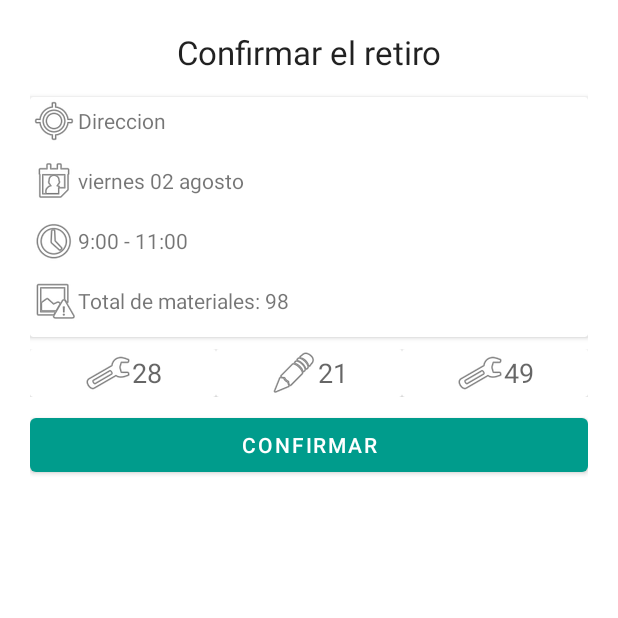
After one commit to devRobots/reciclapp, an Android app: the Reciclar3Fragment screen opened through its navigation route, on a phone screen of 412 x 824 dp, the top half of it. The commit adds this screen. Run offline under Robolectric (Android 15) with nearby library versions, the phone set to English and light mode, and no system bars.

Commit message:
Reciclar2 y 3 terminado, ahora listo para servicio ;)
pantallas reciclar listos :p

```diff
--- a/app/src/main/java/co/edu/uniquindio/reciclapp/AccesoFragment.kt
+++ b/app/src/main/java/co/edu/uniquindio/reciclapp/AccesoFragment.kt
@@ -28,6 +28,9 @@ class AccesoFragment : Fragment() {
 
         val btnAccesoRegistrar = view.findViewById<Button>(R.id.btnAccesoRegistrar)
         btnAccesoRegistrar.setOnClickListener{ findNavController().navigate(R.id.registroFragment) }
+
+        val btnAccesoQuienesSomos = view.findViewById<Button>(R.id.btnAccesoQuienesSomos)
+        btnAccesoQuienesSomos.setOnClickListener{ findNavController().navigate(R.id.reciclar2Fragment) }
     }
 
 }
--- /dev/null
+++ b/app/src/main/java/co/edu/uniquindio/reciclapp/Reciclar3Fragment.kt
@@ -0,0 +1,59 @@
+package co.edu.uniquindio.reciclapp
+
+import android.os.Bundle
+import androidx.fragment.app.Fragment
+import android.view.LayoutInflater
+import android.view.View
+import android.view.ViewGroup
+
+// TODO: Rename parameter arguments, choose names that match
+// the fragment initialization parameters, e.g. ARG_ITEM_NUMBER
+private const val ARG_PARAM1 = "param1"
+private const val ARG_PARAM2 = "param2"
+
+/**
+ * A simple [Fragment] subclass.
+ * Use the [Reciclar3Fragment.newInstance] factory method to
+ * create an instance of this fragment.
+ */
+class Reciclar3Fragment : Fragment() {
+    // TODO: Rename and change types of parameters
+    private var param1: String? = null
+    private var param2: String? = null
+
+    override fun onCreate(savedInstanceState: Bundle?) {
+        super.onCreate(savedInstanceState)
+        arguments?.let {
+            param1 = it.getString(ARG_PARAM1)
+            param2 = it.getString(ARG_PARAM2)
+        }
+    }
+
+    override fun onCreateView(
+        inflater: LayoutInflater, container: ViewGroup?,
+        savedInstanceState: Bundle?
+    ): View? {
+        // Inflate the layout for this fragment
+        return inflater.inflate(R.layout.fragment_reciclar3, container, false)
+    }
+
+    companion object {
+        /**
+         * Use this factory method to create a new instance of
+         * this fragment using the provided parameters.
+         *
+         * @param param1 Parameter 1.
+         * @param param2 Parameter 2.
+         * @return A new instance of fragment Reciclar3Fragment.
+         */
+        // TODO: Rename and change types and number of parameters
+        @JvmStatic
+        fun newInstance(param1: String, param2: String) =
+            Reciclar3Fragment().apply {
+                arguments = Bundle().apply {
+                    putString(ARG_PARAM1, param1)
+                    putString(ARG_PARAM2, param2)
+                }
+            }
+    }
+}
--- a/app/src/main/res/layout/fragment_acceso.xml
+++ b/app/src/main/res/layout/fragment_acceso.xml
@@ -45,7 +45,7 @@
             android:text="@string/fragment_acceso_registro" />
 
         <Button
-            android:id="@+id/button"
+            android:id="@+id/btnAccesoQuienesSomos"
             android:layout_width="match_parent"
             android:layout_height="wrap_content"
             android:backgroundTint="@color/secundario_variante"
--- /dev/null
+++ b/app/src/main/res/layout/fragment_reciclar3.xml
@@ -0,0 +1,128 @@
+<?xml version="1.0" encoding="utf-8"?>
+<LinearLayout xmlns:android="http://schemas.android.com/apk/res/android"
+    xmlns:tools="http://schemas.android.com/tools"
+    android:layout_width="match_parent"
+    android:layout_height="match_parent"
+    android:orientation="vertical"
+    android:padding="20dp"
+    tools:context=".Reciclar3Fragment">
+
+    <TextView
+        android:id="@+id/textView6"
+        android:layout_width="match_parent"
+        android:layout_height="wrap_content"
+        android:layout_marginBottom="15dp"
+        android:gravity="center"
+        android:text="@string/fragment_reciclar3_titulo"
+        android:textAppearance="@style/TextAppearance.AppCompat.Large" />
+
+    <androidx.cardview.widget.CardView
+        android:layout_width="match_parent"
+        android:layout_height="wrap_content"
+        android:layout_marginBottom="8dp">
+
+        <LinearLayout
+            android:layout_width="match_parent"
+            android:layout_height="match_parent"
+            android:orientation="vertical">
+
+            <TextView
+                android:id="@+id/txtReciclar3Direccion"
+                android:layout_width="match_parent"
+                android:layout_height="wrap_content"
+                android:layout_marginBottom="8dp"
+                android:drawableLeft="@android:drawable/ic_menu_mylocation"
+                android:gravity="left|center_vertical"
+                android:text="Direccion" />
+
+            <TextView
+                android:id="@+id/txtReciclar3Fecha"
+                android:layout_width="match_parent"
+                android:layout_height="wrap_content"
+                android:layout_marginBottom="8dp"
+                android:drawableLeft="@android:drawable/ic_menu_my_calendar"
+                android:gravity="left|center_vertical"
+                android:text="viernes 02 agosto" />
+
+            <TextView
+                android:id="@+id/txtReciclar3Hora"
+                android:layout_width="match_parent"
+                android:layout_height="wrap_content"
+                android:layout_marginBottom="8dp"
+                android:drawableLeft="@android:drawable/ic_menu_recent_history"
+                android:gravity="left|center_vertical"
+                android:text="9:00 - 11:00" />
+
+            <TextView
+                android:id="@+id/txtReciclar3TotalMateriales"
+                android:layout_width="match_parent"
+                android:layout_height="wrap_content"
+                android:layout_marginBottom="8dp"
+                android:drawableLeft="@android:drawable/ic_menu_report_image"
+                android:gravity="left|center_vertical"
+                android:text="Total de materiales: 98" />
+        </LinearLayout>
+    </androidx.cardview.widget.CardView>
+
+    <LinearLayout
+        android:layout_width="match_parent"
+        android:layout_height="wrap_content"
+        android:layout_marginBottom="8dp"
+        android:orientation="horizontal"
+        android:weightSum="3">
+
+        <androidx.cardview.widget.CardView
+            android:layout_width="wrap_content"
+            android:layout_height="wrap_content"
+            android:layout_weight="1">
+
+            <TextView
+                android:id="@+id/txtReciclar3Plastico"
+                android:layout_width="wrap_content"
+                android:layout_height="wrap_content"
+                android:layout_gravity="center"
+                android:drawableLeft="@android:drawable/ic_menu_manage"
+                android:gravity="center"
+                android:text="28"
+                android:textAppearance="@style/TextAppearance.AppCompat.Medium" />
+        </androidx.cardview.widget.CardView>
+
+        <androidx.cardview.widget.CardView
+            android:layout_width="wrap_content"
+            android:layout_height="wrap_content"
+            android:layout_weight="1">
+
+            <TextView
+                android:id="@+id/txtReciclar3Vidrio"
+                android:layout_width="wrap_content"
+                android:layout_height="wrap_content"
+                android:layout_gravity="center"
+                android:drawableLeft="@android:drawable/ic_menu_edit"
+                android:gravity="center"
+                android:text="21"
+                android:textAppearance="@style/TextAppearance.AppCompat.Medium" />
+        </androidx.cardview.widget.CardView>
+
+        <androidx.cardview.widget.CardView
+            android:layout_width="wrap_content"
+            android:layout_height="wrap_content"
+            android:layout_weight="1">
+
+            <TextView
+                android:id="@+id/txtReciclar3Carton"
+                android:layout_width="wrap_content"
+                android:layout_height="wrap_content"
+                android:layout_gravity="center"
+                android:drawableLeft="@android:drawable/ic_menu_preferences"
+                android:gravity="center"
+                android:text="49"
+                android:textAppearance="@style/TextAppearance.AppCompat.Medium" />
+        </androidx.cardview.widget.CardView>
+    </LinearLayout>
+
+    <Button
+        android:id="@+id/btnReciclar3Confirmar"
+        android:layout_width="match_parent"
+        android:layout_height="wrap_content"
+        android:text="@string/fragment_reciclar3_confirmar" />
+</LinearLayout>
--- a/app/src/main/res/navigation/main_nav.xml
+++ b/app/src/main/res/navigation/main_nav.xml
@@ -50,5 +50,15 @@
 		android:name="co.edu.uniquindio.reciclapp.Reciclar1Fragment"
 		android:label="fragment_reciclar1"
 		tools:layout="@layout/fragment_reciclar1" />
+	<fragment
+		android:id="@+id/reciclar2Fragment"
+		android:name="co.edu.uniquindio.reciclapp.reciclar2Fragment"
+		android:label="fragment_reciclar2"
+		tools:layout="@layout/fragment_reciclar2" />
+	<fragment
+		android:id="@+id/reciclar3Fragment"
+		android:name="co.edu.uniquindio.reciclapp.Reciclar3Fragment"
+		android:label="fragment_reciclar3"
+		tools:layout="@layout/fragment_reciclar3" />
 
 </navigation>
--- a/app/src/main/res/values/strings.xml
+++ b/app/src/main/res/values/strings.xml
@@ -27,4 +27,9 @@
     <string name="fragment_reciclar1_carton">Cartón</string>
     <string name="fragment_reciclar1_vidrio">Vidrio</string>
     <string name="fragment_reciclar1_plastico_pet">Plástico PET</string>
+    <string name="fragment_reciclar2_titulo">DIA Y HORA DE RETIRO</string>
+    <string name="fragment_reciclar2_fechaDeRetiro">Fecha de retiro</string>
+    <string name="fragment_reciclar2_horaRetiro">Hora de retiro</string>
+    <string name="fragment_reciclar3_titulo">Confirmar el retiro</string>
+    <string name="fragment_reciclar3_confirmar">Confirmar</string>
 </resources>
```
Also changed, not shown: app/src/main/java/co/edu/uniquindio/reciclapp/reciclar2Fragment.kt (added, +59 -0 lines), app/src/main/res/layout/fragment_reciclar2.xml (added, +75 -0 lines).
